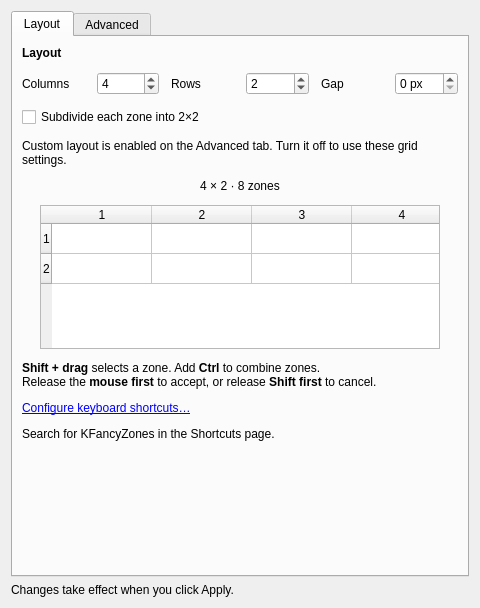
This is src/contents/ui/config.ui in amb/kfancyzones as Qt 5 draws it before an edit. The edited form follows.
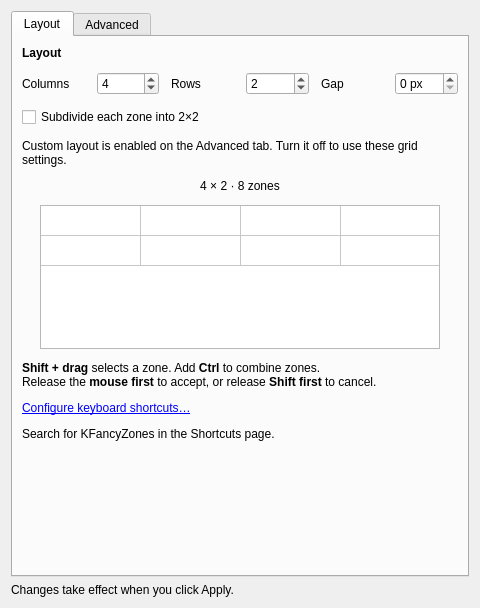
This is the edited form.

Commit message: fix: hide preview table headers in the form definition

The edit to the form file:
```diff
--- a/src/contents/ui/config.ui
+++ b/src/contents/ui/config.ui
@@ -183,6 +183,12 @@
          <property name="verticalScrollBarPolicy">
           <enum>Qt::ScrollBarAlwaysOff</enum>
          </property>
+         <attribute name="horizontalHeaderVisible">
+          <bool>false</bool>
+         </attribute>
+         <attribute name="verticalHeaderVisible">
+          <bool>false</bool>
+         </attribute>
         </widget>
        </item>
        <item>
```
The commit also changes 2 other files.
